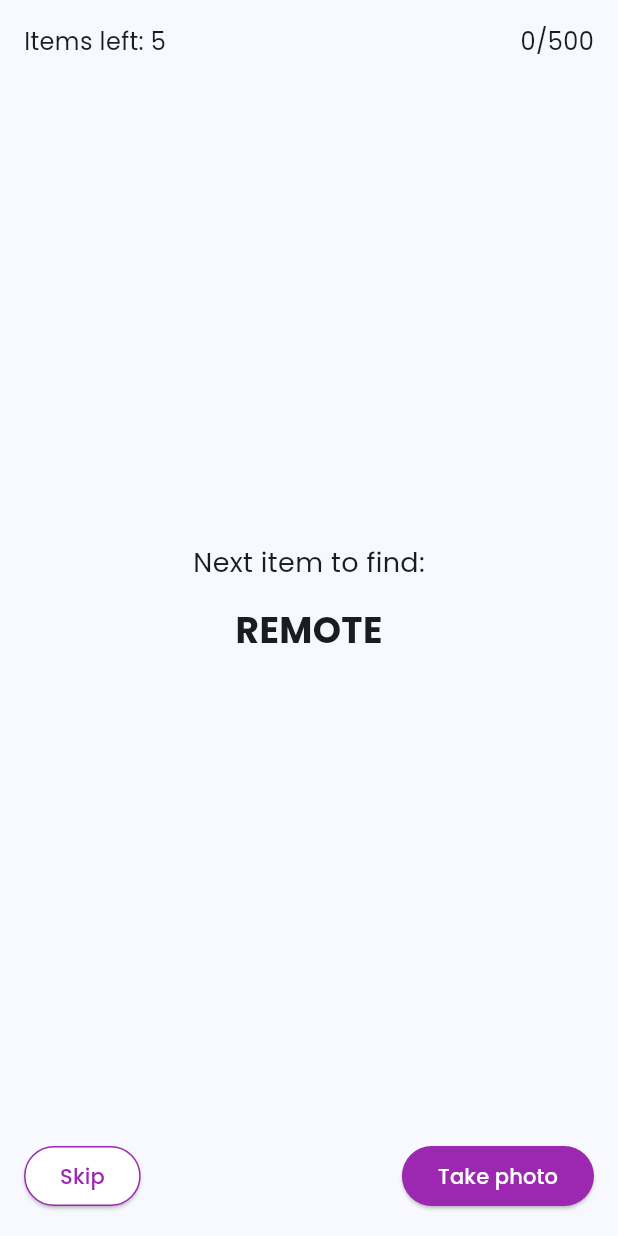
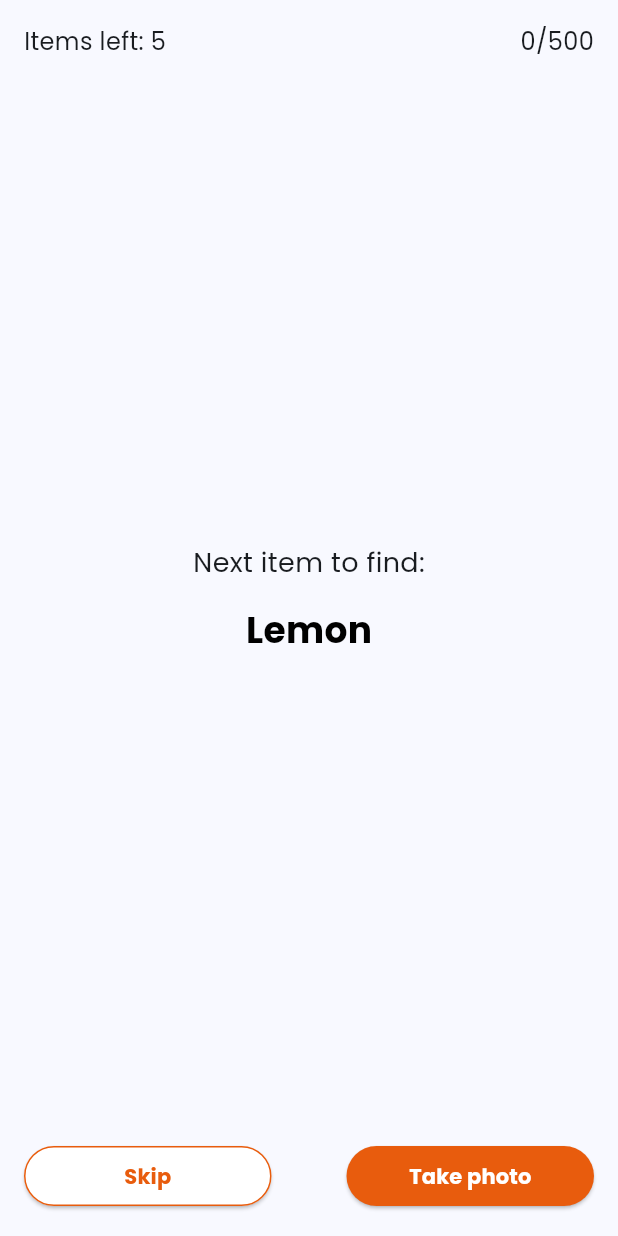
Before and after one commit to Karunanidi/my_tflit_app, a Flutter app: the HuntScreen screen opened directly, on a phone screen of 412 x 824 dp. Run offline on Flutter 3.47's test engine with Material 3 defaults, Android fonts, the phone set to English and light mode, and no system bars; our stand-ins replace cached_network_image, camera, carousel_slider, flutter_svg, get, google_fonts and 5 more; missing offline and left inert: flutter_tflite; accounts and stored records are empty.

Commit message:
add hunt screen, and camera

```diff
--- a/lib/components/correct_dialog.dart
+++ b/lib/components/correct_dialog.dart
@@ -39,7 +39,7 @@ class CorrectDialog extends StatelessWidget {
                   child: ElevatedButton(
                     onPressed: () {
                       Get.offAll(
-                        () => ScoreScreen(isCorrect: isCorrect),
+                        () => const ScoreScreen(),
                       );
                     },
                     child: const Text('continue'),
--- a/lib/main.dart
+++ b/lib/main.dart
@@ -8,6 +8,7 @@ import 'package:my_tflit_app/core/utils/appcolors.dart';
 import 'package:my_tflit_app/core/utils/preferences_utils.dart';
 import 'package:my_tflit_app/presentation/detector_screen/controller/image_controller.dart';
 import 'package:my_tflit_app/presentation/onboardning_screen/onboarding_screen.dart';
+import 'package:my_tflit_app/presentation/score_screen/controller/score_controller.dart';
 
 void main() async {
   WidgetsFlutterBinding.ensureInitialized();
@@ -19,6 +20,7 @@ void main() async {
   await PreferenceUtils.init();
   DartPluginRegistrant.ensureInitialized();
   Get.put(ImageController());
+  Get.put(ScoreController());
   runApp(const MyApp());
 }
 
--- /dev/null
+++ b/lib/presentation/detector_screen/components/object.dart
@@ -0,0 +1,17 @@
+class ObjectDummy {
+  final String object;
+  final String vector;
+
+  ObjectDummy({required this.object, required this.vector});
+}
+
+List<ObjectDummy> objectList = [
+  ObjectDummy(object: 'Apple', vector: ''),
+  ObjectDummy(object: 'Corn', vector: ''),
+  ObjectDummy(object: 'Grape', vector: ''),
+  ObjectDummy(object: 'Kiwi', vector: ''),
+  ObjectDummy(object: 'Lemon', vector: ''),
+  ObjectDummy(object: 'Orange', vector: ''),
+  ObjectDummy(object: 'Pineapple', vector: ''),
+  ObjectDummy(object: 'Potato', vector: ''),
+];
--- a/lib/presentation/detector_screen/hunt_screen.dart
+++ b/lib/presentation/detector_screen/hunt_screen.dart
@@ -1,4 +1,13 @@
+import 'dart:async';
+import 'dart:math';
 import 'package:flutter/material.dart';
+import 'package:get/get.dart';
+import 'package:my_tflit_app/core/utils/appcolors.dart';
+import 'package:my_tflit_app/presentation/detector_screen/components/camera_screen.dart';
+import 'package:my_tflit_app/presentation/detector_screen/components/object.dart';
+import 'package:my_tflit_app/presentation/detector_screen/controller/image_controller.dart';
+import 'package:my_tflit_app/presentation/score_screen/controller/score_controller.dart';
+import 'package:my_tflit_app/presentation/score_screen/score_screen.dart';
 
 class HuntScreen extends StatefulWidget {
   const HuntScreen({super.key});
@@ -8,6 +17,43 @@ class HuntScreen extends StatefulWidget {
 }
 
 class _HuntScreenState extends State<HuntScreen> {
+  final imageController = ImageController.to;
+  final scoreController = Get.find<ScoreController>();
+
+  final RxString _randomFruit = 'randomize'.obs;
+  final RxInt _itemsLeft = 6.obs;
+  final RxInt _temporaryScore = 0.obs;
+  final Rx<Color> _textColor = Colors.black.obs;
+
+  void _generateRandomFruit() {
+    final random = Random();
+    final randomObject = objectList[random.nextInt(objectList.length)];
+    _randomFruit.value = randomObject.object;
+    imageController.clearImage();
+    _textColor.value = Colors.black;
+    _itemsLeft.value--;
+  }
+
+  void _showFlashingText(bool isCorrect) {
+    _textColor.value = isCorrect ? Colors.green : Colors.red;
+    Timer.periodic(const Duration(milliseconds: 500), (timer) {
+      if (timer.tick > 5) {
+        timer.cancel();
+        _textColor.value = Colors.black;
+      } else {
+        _textColor.value = _textColor.value == Colors.black
+            ? (isCorrect ? Colors.green : Colors.red)
+            : Colors.black;
+      }
+    });
+  }
+
+  @override
+  void initState() {
+    super.initState();
+    _generateRandomFruit();
+  }
+
   @override
   Widget build(BuildContext context) {
     return Scaffold(
@@ -18,32 +64,37 @@ class _HuntScreenState extends State<HuntScreen> {
             mainAxisAlignment: MainAxisAlignment.spaceBetween,
             children: [
               // Top bar
-              const Row(
+              Row(
                 mainAxisAlignment: MainAxisAlignment.spaceBetween,
                 children: [
-                  Text(
-                    'Items left: 5',
-                    style: TextStyle(fontSize: 16.0),
-                  ),
-                  Text(
-                    '0/500',
-                    style: TextStyle(fontSize: 16.0),
-                  ),
+                  Obx(() => Text(
+                        'Items left: ${_itemsLeft.value}',
+                        style: const TextStyle(fontSize: 16.0),
+                      )),
+                  Obx(() => Text(
+                        '${_temporaryScore.value}/500',
+                        style: const TextStyle(fontSize: 16.0),
+                      )),
                 ],
               ),
 
               // Main content area
-              const Column(
+              Column(
                 children: [
-                  Text(
+                  const Text(
                     'Next item to find:',
                     style: TextStyle(fontSize: 18.0),
                   ),
-                  SizedBox(height: 14.0),
-                  Text(
-                    'REMOTE',
-                    style: TextStyle(fontSize: 24, fontWeight: FontWeight.bold),
-                  ),
+                  const SizedBox(height: 14.0),
+                  Obx(() {
+                    return Text(
+                      _randomFruit.value,
+                      style: TextStyle(
+                          fontSize: 24,
+                          fontWeight: FontWeight.bold,
+                          color: _textColor.value),
+                    );
+                  }),
                 ],
               ),
 
@@ -51,32 +102,81 @@ class _HuntScreenState extends State<HuntScreen> {
               Row(
                 mainAxisAlignment: MainAxisAlignment.spaceBetween,
                 children: [
-                  ElevatedButton(
+                  Expanded(
+                    child: ElevatedButton(
                       onPressed: () {
-                      // Skip action
+                        _generateRandomFruit();
                       },
                       style: ElevatedButton.styleFrom(
                         shape: RoundedRectangleBorder(
                           borderRadius: BorderRadius.circular(20.0),
-                        side: const BorderSide(color: Colors.purple),
+                          side: const BorderSide(color: AppColors.secondary),
                         ),
-                      backgroundColor: Colors.white,
-                      foregroundColor: Colors.purple,
+                        backgroundColor: AppColors.white,
+                        foregroundColor: AppColors.secondary,
                       ),
-                    child: const Text('Skip'),
+                      child: const Text(
+                        'Skip',
+                        style: TextStyle(fontWeight: FontWeight.bold),
                       ),
-                  ElevatedButton(
-                    onPressed: () {
-                      // Take photo action
+                    ),
+                  ),
+                  const SizedBox(width: 50.0),
+                  Expanded(
+                    child: ElevatedButton(
+                      onPressed: () async {
+                        final image = await Get.to(() =>  CameraScreen(item: _randomFruit.value));
+
+                        if (image != null) {
+                          bool isCorrect = false;
+                          String answer =
+                              imageController.label.value.toLowerCase();
+
+                          if (answer == _randomFruit.value.toLowerCase() &&
+                              imageController.confidence.value > 65) {
+                            isCorrect = true;
+                            _temporaryScore.value += 100;
+                          }
+                          _showFlashingText(isCorrect);
+
+                          Future.delayed(
+                            const Duration(seconds: 3),
+                            () {
+                              _generateRandomFruit();
+                            },
+                          );
+
+                          if (_itemsLeft.value <= 0) {
+                            scoreController.updateScore(true);
+                            scoreController.score.value +=
+                                _temporaryScore.value;
+
+                            Get.snackbar(
+                              'Congratulations!',
+                              'All items found!',
+                              backgroundColor: AppColors.white,
+                              colorText: Colors.green,
+                            );
+                            Get.to(() => const ScoreScreen());
+                            _itemsLeft.value = 5;
+                            _temporaryScore.value = 0;
+                          }
+                        } else {
+                          _generateRandomFruit();
+                        }
                       },
                       style: ElevatedButton.styleFrom(
                         shape: RoundedRectangleBorder(
                           borderRadius: BorderRadius.circular(20.0),
                         ),
-                      backgroundColor: Colors.purple,
+                        backgroundColor: AppColors.secondary,
                         foregroundColor: Colors.white,
                       ),
-                    child: const Text('Take photo'),
+                      child: const Text(
+                        'Take photo',
+                        style: TextStyle(fontWeight: FontWeight.bold),
+                      ),
+                    ),
                   ),
                 ],
               ),
--- a/lib/presentation/detector_screen/intro_screen.dart
+++ b/lib/presentation/detector_screen/intro_screen.dart
@@ -1,7 +1,6 @@
 import 'package:flutter/material.dart';
 import 'package:get/get.dart';
 import 'package:my_tflit_app/core/utils/appcolors.dart';
-import 'package:my_tflit_app/presentation/detector_screen/detector_screen.dart';
 import 'package:my_tflit_app/presentation/detector_screen/hunt_screen.dart';
 
 class IntroScreen extends StatefulWidget {
--- a/lib/presentation/score_screen/controller/score_controller.dart
+++ b/lib/presentation/score_screen/controller/score_controller.dart
@@ -9,7 +9,7 @@ class ScoreController extends GetxController {
     String existingScoreString = await PreferenceUtils.getString(PreferenceUtils.userScore, '0');
     int existingScore = int.tryParse(existingScoreString) ?? 0;
 
-    int newScore = isCorrect ? existingScore + 10 : existingScore;
+    int newScore = isCorrect ? existingScore + 100 : existingScore;
 
     await PreferenceUtils.setString(PreferenceUtils.userScore, newScore.toString());
     log(newScore.toString());
```
Also changed, not shown: lib/presentation/detector_screen/components/camera_screen.dart (added, +136 -0 lines), lib/presentation/detector_screen/controller/image_controller.dart (+11 -18 lines), lib/presentation/detector_screen/detector_screen.dart (+30 -30 lines), lib/presentation/score_screen/score_screen.dart (+28 -5 lines), 1 other file. Lines whose indentation alone changed are shown as unchanged.
